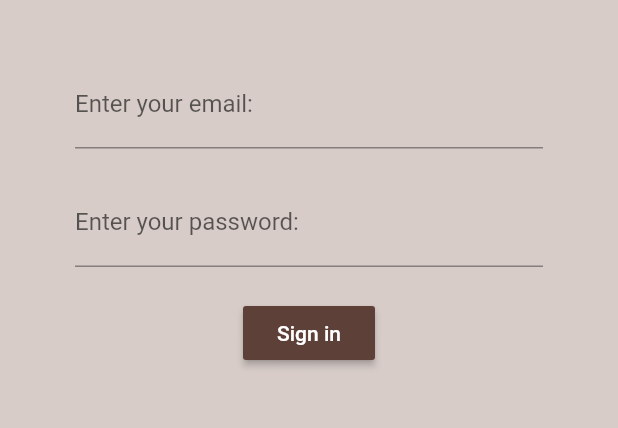
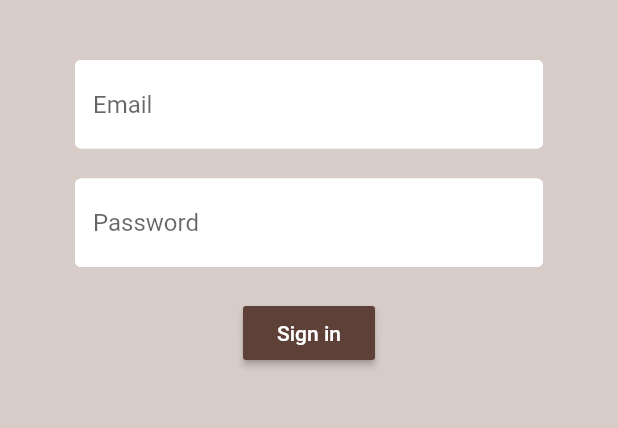
Before and after one commit to bholbein/flutter_brew_crew, a Flutter app: the screen it shows after launch, on a phone screen of 412 x 824 dp, the part 84-512 px from its top. Run offline on Flutter 3.47's test engine with Material 2 defaults, Android fonts, the phone set to English and light mode, and no system bars; our stand-ins replace email_validator, firebase_analytics, firebase_auth, firebase_core; accounts and stored records are empty.

Commit message:
implemented constant for textFormField decoration

```diff
--- a/lib/screens/authenticate/register.dart
+++ b/lib/screens/authenticate/register.dart
@@ -1,6 +1,7 @@
 import 'package:flutter/material.dart';
 import 'package:brew_crew/services/auth.dart';
 import 'package:email_validator/email_validator.dart';
+import 'package:brew_crew/shared/constants.dart';
 
 class Register extends StatefulWidget {
   final Function toggleView;
@@ -48,7 +49,7 @@ class _RegisterState extends State<Register> {
             children: [
               SizedBox(height: 20.0),
               TextFormField(
-                decoration: InputDecoration(labelText: 'Enter your email:'),
+                decoration: textInputDecoration.copyWith(hintText: 'Email'),
                 keyboardType: TextInputType.emailAddress,
                 onChanged: (val) {
                   setState(() => email = val);
@@ -59,7 +60,7 @@ class _RegisterState extends State<Register> {
               ),
               SizedBox(height: 20.0),
               TextFormField(
-                decoration: InputDecoration(labelText: 'Enter your password:'),
+                decoration: textInputDecoration.copyWith(hintText: 'Password'),
                 keyboardType: TextInputType.visiblePassword,
                 obscureText: true,
                 onChanged: (value) {
--- a/lib/screens/authenticate/sign_in.dart
+++ b/lib/screens/authenticate/sign_in.dart
@@ -1,6 +1,7 @@
 import 'package:brew_crew/services/auth.dart';
 import 'package:flutter/material.dart';
 import 'package:email_validator/email_validator.dart';
+import 'package:brew_crew/shared/constants.dart';
 
 class SignIn extends StatefulWidget {
   final Function toggleView;
@@ -48,7 +49,7 @@ class _SignInState extends State<SignIn> {
             children: [
               SizedBox(height: 20.0),
               TextFormField(
-                decoration: InputDecoration(labelText: 'Enter your email:'),
+                decoration: textInputDecoration.copyWith(hintText: 'Email'),
                 keyboardType: TextInputType.emailAddress,
                 onChanged: (val) {
                   setState(() => email = val);
@@ -59,7 +60,7 @@ class _SignInState extends State<SignIn> {
               ),
               SizedBox(height: 20.0),
               TextFormField(
-                decoration: InputDecoration(labelText: 'Enter your password:'),
+                decoration: textInputDecoration.copyWith(hintText: 'Password'),
                 keyboardType: TextInputType.visiblePassword,
                 obscureText: true,
                 onChanged: (val) {
--- /dev/null
+++ b/lib/shared/constants.dart
@@ -0,0 +1,12 @@
+import 'package:flutter/material.dart';
+
+const textInputDecoration = InputDecoration(
+  fillColor: Colors.white,
+  filled: true,
+  enabledBorder: OutlineInputBorder(
+    borderSide: BorderSide(color: Colors.white, width: 2.0),
+  ),
+  focusedBorder: OutlineInputBorder(
+    borderSide: BorderSide(color: Colors.pink, width: 2.0),
+  ),
+);
```
